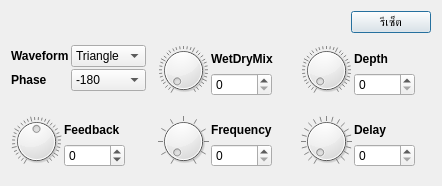
First picture: the form in Dialogs/ChorusDialog.ui, repository pie62/HandyKaraoke, before the edit.
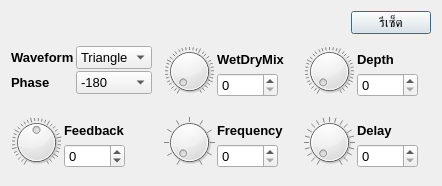
Second picture: the form after the edit. Custom widgets are drawn as their Qt base class.

```diff
--- a/Dialogs/ChorusDialog.ui
+++ b/Dialogs/ChorusDialog.ui
@@ -10,6 +10,11 @@
     <height>186</height>
    </rect>
   </property>
+  <property name="font">
+   <font>
+    <pointsize>10</pointsize>
+   </font>
+  </property>
   <property name="windowTitle">
    <string>Chorus</string>
   </property>
```
